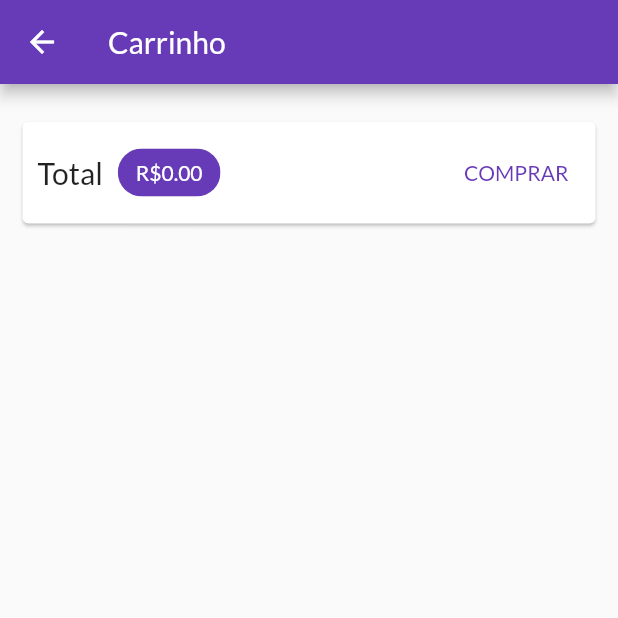
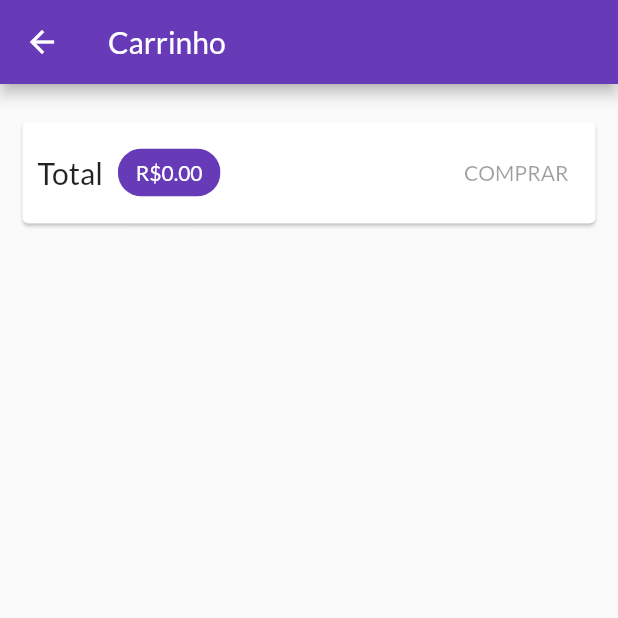
Before and after one commit to JuliaBianchi/curso_flutter, a Flutter app: the CartPage screen opened by its route, on a phone screen of 412 x 824 dp, the top half of it. Run offline on Flutter 3.47's test engine with Material 2 defaults, Android fonts, the light colour scheme and no system bars; missing offline and left inert: dart:ffi; network calls fail.

Commit message:
feat: Atualizando pedidos para serem armazenados no banco de dados.

```diff
--- a/shop/lib/pages/cart_page.dart
+++ b/shop/lib/pages/cart_page.dart
@@ -40,19 +40,13 @@ class CartPage extends StatelessWidget {
                     backgroundColor: Theme.of(context).primaryColor,
                     label: Text(
                       'R\$${cart.totalAmount.toStringAsFixed(2)}',
-                      style: TextStyle(
-                        color: Theme.of(context).primaryTextTheme.labelLarge?.color // labelLarge - versão atualizada do headline6
+                      style: const TextStyle(
+                        color: Colors.white,
                       ),
                     ),
                   ),
                   const Spacer(),
-                  TextButton(
-                    onPressed: () {
-                      Provider.of<OrderList>(context, listen: false).addOrder(cart);
-                      cart.clear();
-                    },
-                    child: const Text('COMPRAR'),
-                  ),
+                  CartButton(cart: cart),
                 ],
               ),
             ),
@@ -68,3 +62,41 @@ class CartPage extends StatelessWidget {
     );
   }
 }
+
+class CartButton extends StatefulWidget {
+  const CartButton({
+    super.key,
+    required this.cart,
+  });
+
+  final Cart cart;
+
+  @override
+  State<CartButton> createState() => _CartButtonState();
+}
+
+class _CartButtonState extends State<CartButton> {
+  bool _isLoading = false;
+
+  @override
+  Widget build(BuildContext context) {
+    return _isLoading
+        ? const CircularProgressIndicator()
+        : TextButton(
+            onPressed: widget.cart.itemsCount == 0
+                ? null
+                : () async {
+                    setState(() => _isLoading = true);
+
+                    await Provider.of<OrderList>(
+                      context,
+                      listen: false,
+                    ).addOrder(widget.cart);
+
+                    widget.cart.clear();
+                    setState(() => _isLoading = false);
+                  },
+            child: const Text('COMPRAR'),
+          );
+  }
+}
--- a/shop/lib/utils/constants.dart
+++ b/shop/lib/utils/constants.dart
@@ -1,3 +1,4 @@
 class Constants{
   static const PRODUCT_BASE_URL = 'https://shop-flutter-ced3e-default-rtdb.firebaseio.com/products';
+  static const ORDER_BASE_URL = 'https://shop-flutter-ced3e-default-rtdb.firebaseio.com/orders';
 }
```
Also changed, not shown: shop/lib/models/order_list.dart (+31 -11 lines).
